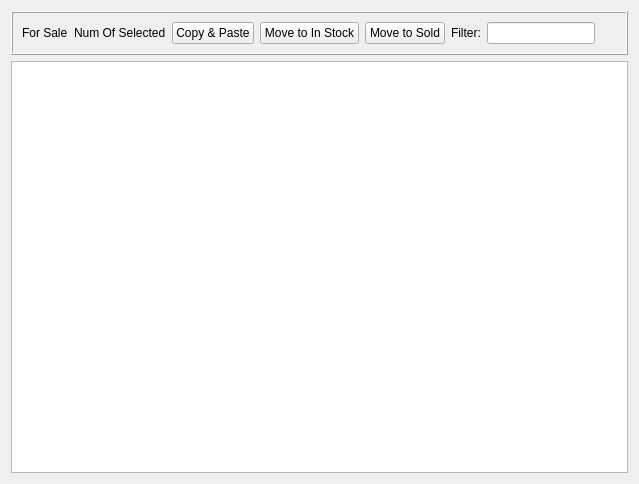
Above: src/Applications/BrickMoneyDesktop/src/ForSale.ui from tlaemmlein/BrickMoney before the change. Below: the same form after it.
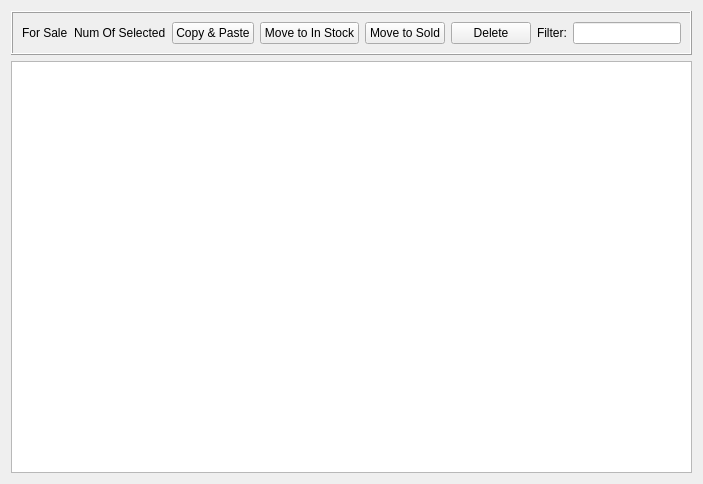
That is the form after the change.

Commit message: Delete of LegoSets is possible

Diff of the .ui file:
```diff
--- a/src/Applications/BrickMoneyDesktop/src/ForSale.ui
+++ b/src/Applications/BrickMoneyDesktop/src/ForSale.ui
@@ -58,6 +58,13 @@
         </property>
        </widget>
       </item>
+      <item>
+       <widget class="QPushButton" name="deletePushButton">
+        <property name="text">
+         <string>Delete</string>
+        </property>
+       </widget>
+      </item>
       <item>
        <widget class="QLabel" name="forSaleFilterLabel">
         <property name="text">
```
The commit also changes 5 other files.
